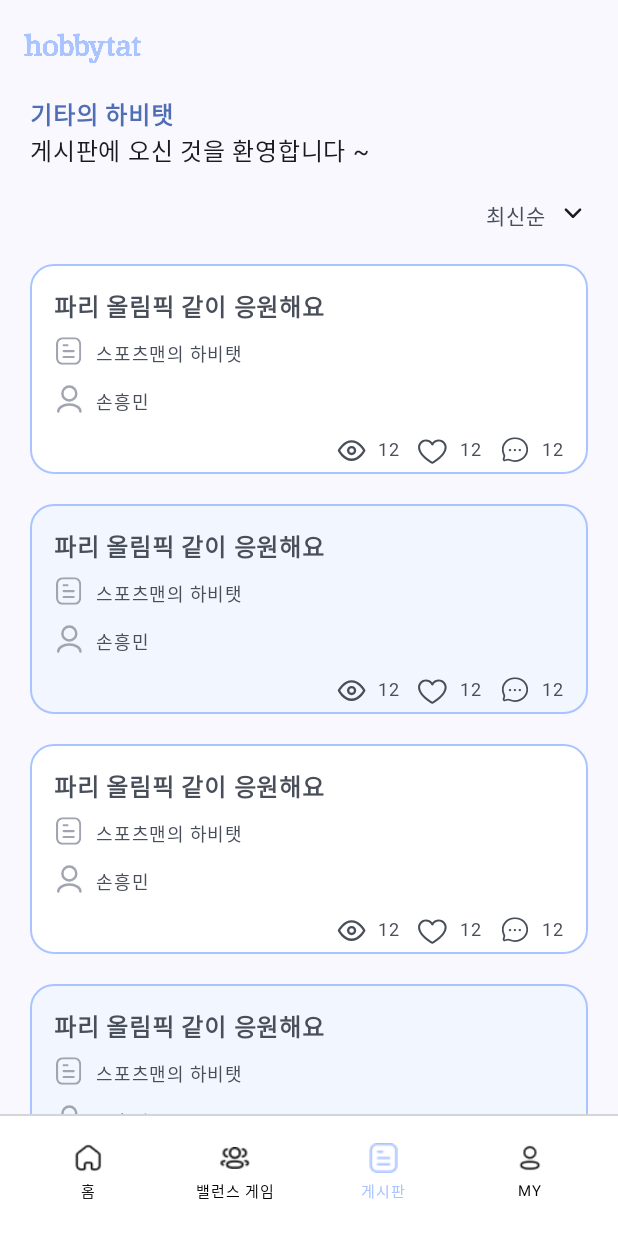
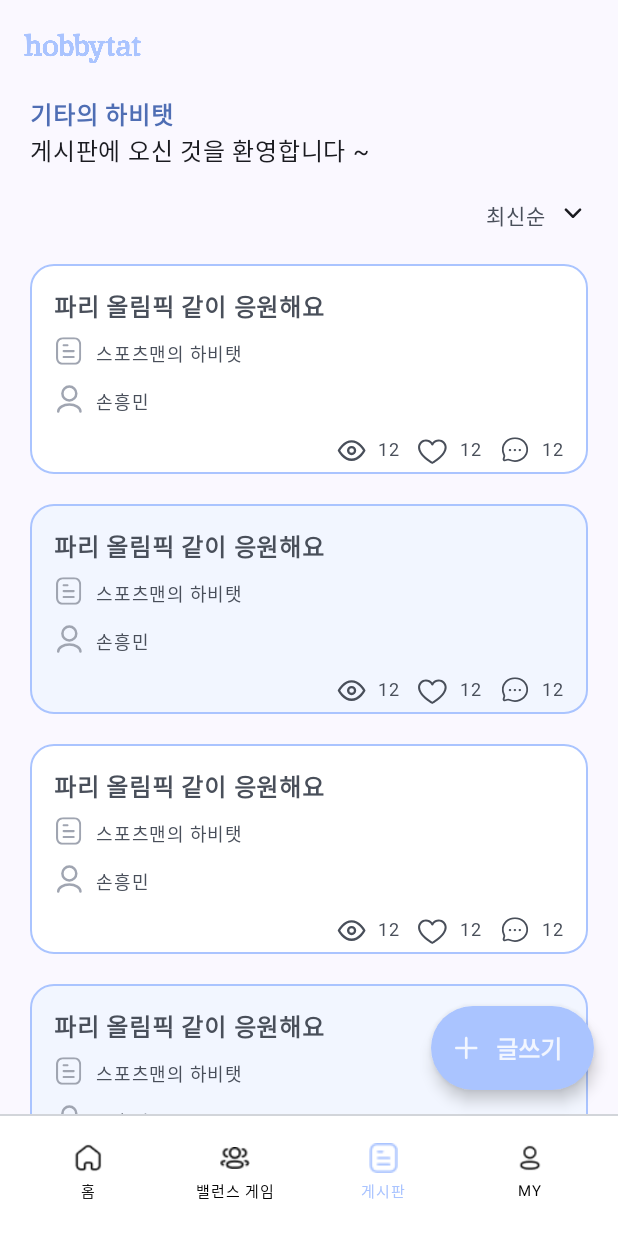
Before and after one commit to Hobbytat/Hobbytat-FE, an Android app built with Jetpack Compose: the composable ArticleScreen called with empty values, on a phone screen of 412 x 824 dp. Run offline under Robolectric (Android 15) with nearby library versions, the light colour scheme and no system bars.

Commit message:
feat: floating button 추가

```diff
--- a/app/src/main/java/com/example/hobbytat/screen/board/ArticleScreen.kt
+++ b/app/src/main/java/com/example/hobbytat/screen/board/ArticleScreen.kt
@@ -8,6 +8,8 @@ import androidx.compose.foundation.layout.fillMaxWidth
 import androidx.compose.foundation.layout.height
 import androidx.compose.foundation.layout.padding
 import androidx.compose.foundation.lazy.LazyColumn
+import androidx.compose.foundation.shape.RoundedCornerShape
+import androidx.compose.material3.ExtendedFloatingActionButton
 import androidx.compose.material3.Icon
 import androidx.compose.material3.Scaffold
 import androidx.compose.material3.Text
@@ -42,6 +44,27 @@ fun ArticleScreen(navController: NavHostController, boardId: Int) {
         },
         bottomBar = {
             Appbar(selected = 3, navController = navController)
+        },
+        floatingActionButton = {
+            ExtendedFloatingActionButton(
+                onClick = { /* TODO: Add action here */ },
+                icon = {
+                    Icon(
+                        painter = painterResource(id = R.drawable.ic_plus),
+                        contentDescription = "플러스 아이콘",
+                    )
+                },
+                text = {
+                    Text(
+                        text = "글쓰기",
+                        fontSize = 16.sp,
+                        fontWeight = FontWeight.Bold,
+                    )
+                },
+                containerColor = colorResource(id = R.color.main_blue),
+                contentColor = colorResource(id = R.color.main_blue_bg),
+                shape = RoundedCornerShape(100.dp)
+            )
         }
     ) { paddingValues ->
         Column(
--- /dev/null
+++ b/app/src/main/res/drawable/ic_plus.xml
@@ -0,0 +1,9 @@
+<vector xmlns:android="http://schemas.android.com/apk/res/android"
+    android:width="15dp"
+    android:height="16dp"
+    android:viewportWidth="15"
+    android:viewportHeight="16">
+  <path
+      android:pathData="M15,8C15,8.239 14.905,8.468 14.736,8.636C14.568,8.805 14.339,8.9 14.1,8.9H8.4V14.6C8.4,14.839 8.305,15.068 8.136,15.236C7.968,15.405 7.739,15.5 7.5,15.5C7.261,15.5 7.032,15.405 6.864,15.236C6.695,15.068 6.6,14.839 6.6,14.6V8.9H0.9C0.661,8.9 0.432,8.805 0.264,8.636C0.095,8.468 0,8.239 0,8C0,7.761 0.095,7.532 0.264,7.364C0.432,7.195 0.661,7.1 0.9,7.1H6.6V1.4C6.6,1.161 6.695,0.932 6.864,0.764C7.032,0.595 7.261,0.5 7.5,0.5C7.739,0.5 7.968,0.595 8.136,0.764C8.305,0.932 8.4,1.161 8.4,1.4V7.1H14.1C14.339,7.1 14.568,7.195 14.736,7.364C14.905,7.532 15,7.761 15,8Z"
+      android:fillColor="#F2F6FF"/>
+</vector>
```
Also changed, not shown: app/src/main/java/com/example/hobbytat/navigate/BoardNavGraph.kt (deleted, +0 -19 lines), app/src/main/java/com/example/hobbytat/navigate/NavGraph.kt (+4 -4 lines).
